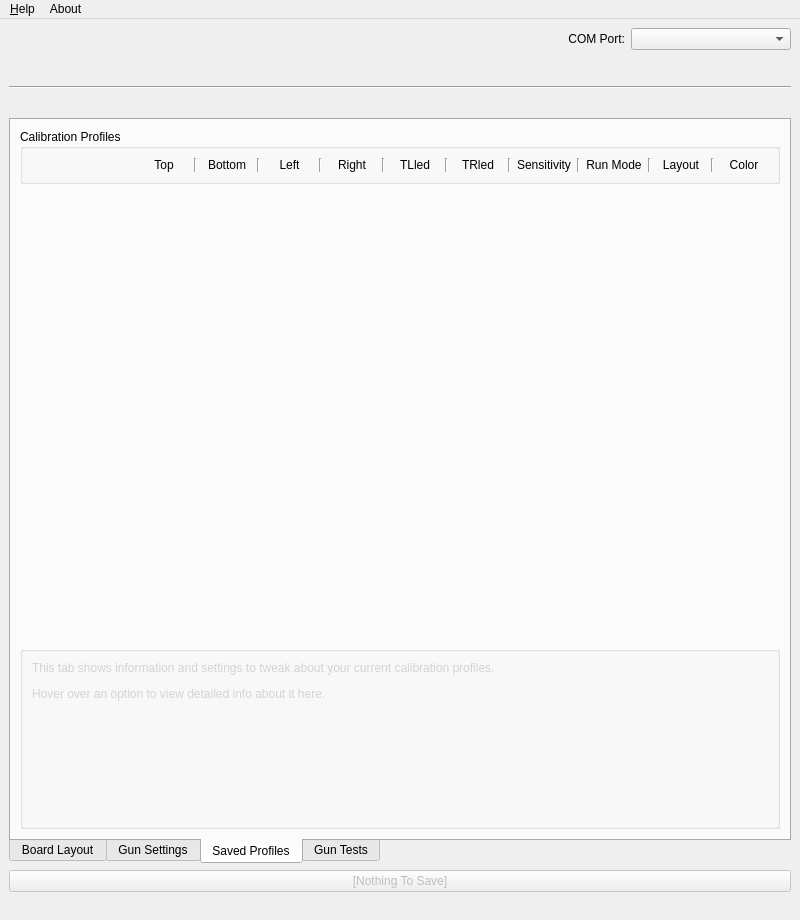
Old version of the form src/appmainwindow.ui in the repository TeamOpenFIRE/OpenFIRE-App.
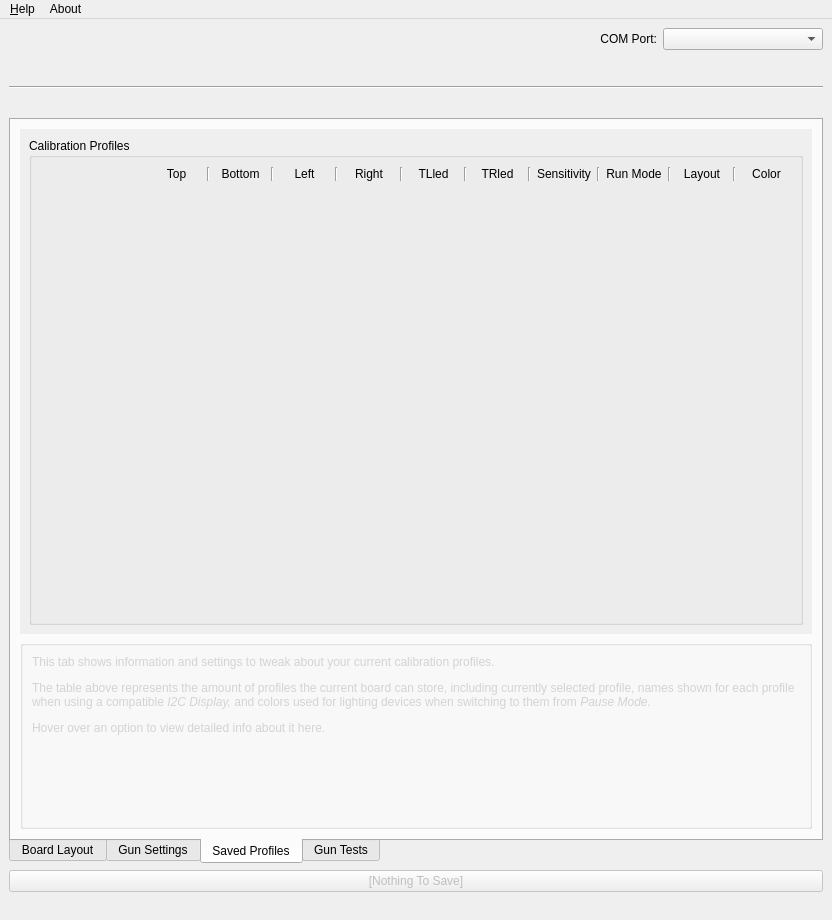
New version of the form. The open tabs and pages were chosen to show the change. Icons and pictures are not drawn.

Commit message: Descriptive box texts finished for Profiles Tab

Diff of the .ui file:
```diff
--- a/src/appmainwindow.ui
+++ b/src/appmainwindow.ui
@@ -9,7 +9,7 @@
    <rect>
     <x>0</x>
     <y>0</y>
-    <width>800</width>
+    <width>832</width>
     <height>920</height>
    </rect>
   </property>
@@ -1468,8 +1468,35 @@
        <attribute name="title">
         <string>Saved Profiles</string>
        </attribute>
-       <layout class="QVBoxLayout" name="verticalLayout_4" stretch="0,0,5,2">
-        <item alignment="Qt::AlignmentFlag::AlignTop">
+       <layout class="QVBoxLayout" name="verticalLayout_4" stretch="8,3">
+        <item>
+         <widget class="QScrollArea" name="profilesScrollArea">
+          <property name="frameShape">
+           <enum>QFrame::Shape::NoFrame</enum>
+          </property>
+          <property name="frameShadow">
+           <enum>QFrame::Shadow::Plain</enum>
+          </property>
+          <property name="horizontalScrollBarPolicy">
+           <enum>Qt::ScrollBarPolicy::ScrollBarAlwaysOff</enum>
+          </property>
+          <property name="widgetResizable">
+           <bool>true</bool>
+          </property>
+          <property name="alignment">
+           <set>Qt::AlignmentFlag::AlignHCenter|Qt::AlignmentFlag::AlignTop</set>
+          </property>
+          <widget class="QWidget" name="profilesScrollContents">
+           <property name="geometry">
+            <rect>
+             <x>0</x>
+             <y>0</y>
+             <width>792</width>
+             <height>498</height>
+            </rect>
+           </property>
+           <layout class="QVBoxLayout" name="verticalLayout_16">
+            <item>
          <widget class="QGroupBox" name="profilesBox">
           <property name="title">
            <string>Calibration Profiles</string>
@@ -1671,27 +1698,36 @@
              </item>
             </layout>
            </item>
-          </layout>
-         </widget>
-        </item>
         <item>
          <layout class="QGridLayout" name="caliBtnsLayout"/>
         </item>
         <item>
-         <spacer name="verticalSpacer_2">
+                <spacer name="verticalSpacer">
           <property name="orientation">
            <enum>Qt::Orientation::Vertical</enum>
           </property>
           <property name="sizeHint" stdset="0">
            <size>
             <width>20</width>
-            <height>40</height>
+                   <height>0</height>
            </size>
           </property>
          </spacer>
+               </item>
+              </layout>
+             </widget>
+            </item>
+           </layout>
+          </widget>
+         </widget>
         </item>
         <item>
          <widget class="QGroupBox" name="profilesDescBox">
+          <property name="font">
+           <font>
+            <bold>true</bold>
+           </font>
+          </property>
           <property name="styleSheet">
            <string notr="true">QGroupBox::title { color: yellow }</string>
           </property>
@@ -1708,7 +1744,7 @@
               <string notr="true">color: lightgray</string>
              </property>
              <property name="text">
-              <string>&lt;html&gt;&lt;head/&gt;&lt;body&gt;&lt;p&gt;This tab shows information and settings to tweak about your current calibration profiles.&lt;/p&gt;&lt;p&gt;Hover over an option to view detailed info about it here.&lt;/p&gt;&lt;/body&gt;&lt;/html&gt;</string>
+              <string>&lt;html&gt;&lt;head/&gt;&lt;body&gt;&lt;p&gt;This tab shows information and settings to tweak about your current calibration profiles.&lt;/p&gt;&lt;p&gt;The table above represents the amount of profiles the current board can store, including currently selected profile, names shown for each profile when using a compatible &lt;span style=&quot; font-style:italic;&quot;&gt;I2C Display,&lt;/span&gt; and colors used for lighting devices when switching to them from &lt;span style=&quot; font-style:italic;&quot;&gt;Pause Mode.&lt;/span&gt;&lt;/p&gt;&lt;p&gt;Hover over an option to view detailed info about it here.&lt;/p&gt;&lt;/body&gt;&lt;/html&gt;</string>
              </property>
              <property name="alignment">
               <set>Qt::AlignmentFlag::AlignLeading|Qt::AlignmentFlag::AlignLeft|Qt::AlignmentFlag::AlignTop</set>
@@ -1871,7 +1907,7 @@
     <rect>
      <x>0</x>
      <y>0</y>
-     <width>800</width>
+     <width>832</width>
      <height>20</height>
     </rect>
    </property>
```
Left out of the diff: 38 changed lines with no effect on the pictures. Lines whose indentation alone changed are shown as unchanged. The commit also changes 1 other file.
